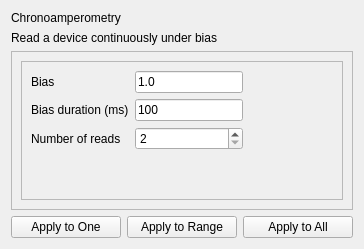
First picture: the form in uis/chronoamperometry.ui, repository arc-instruments/arc1_pyqt, before the edit.
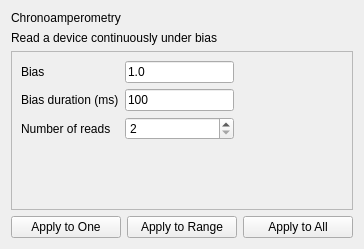
Second picture: the form after the edit.

```diff
--- a/uis/chronoamperometry.ui
+++ b/uis/chronoamperometry.ui
@@ -39,14 +39,26 @@
         <x>0</x>
         <y>0</y>
         <width>344</width>
-        <height>160</height>
+        <height>156</height>
        </rect>
       </property>
       <layout class="QHBoxLayout" name="horizontalLayout_2">
+       <property name="leftMargin">
+        <number>0</number>
+       </property>
+       <property name="topMargin">
+        <number>0</number>
+       </property>
+       <property name="rightMargin">
+        <number>0</number>
+       </property>
+       <property name="bottomMargin">
+        <number>0</number>
+       </property>
        <item>
         <widget class="QFrame" name="frame">
          <property name="frameShape">
-          <enum>QFrame::StyledPanel</enum>
+          <enum>QFrame::NoFrame</enum>
          </property>
          <property name="frameShadow">
           <enum>QFrame::Raised</enum>
```
